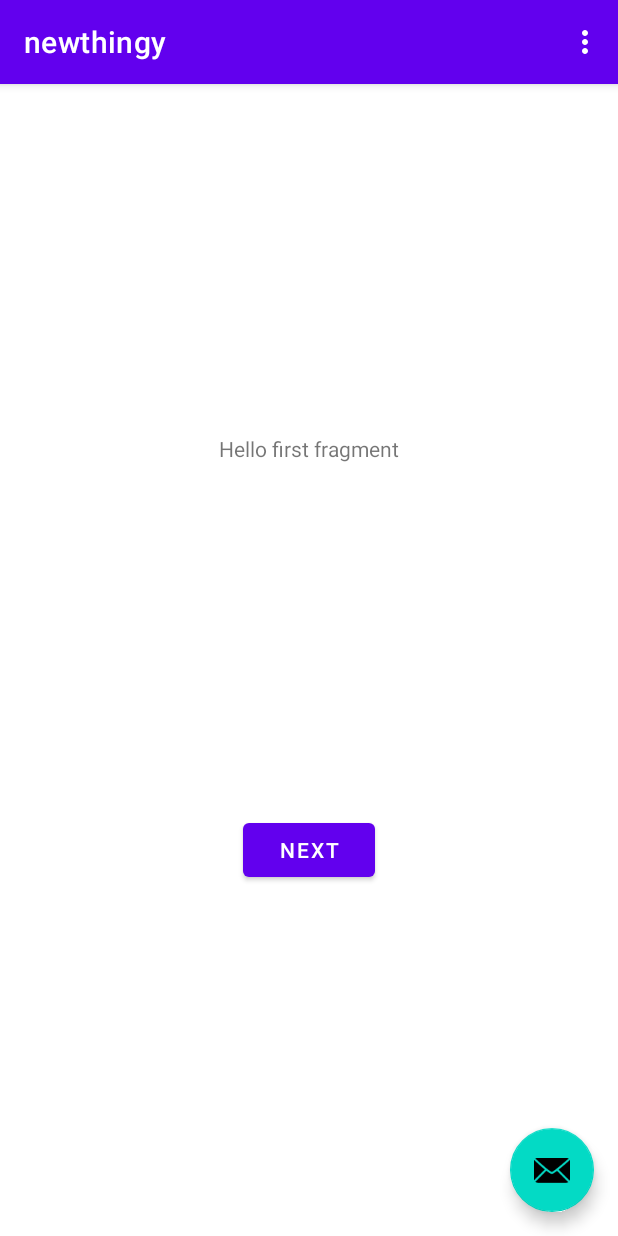
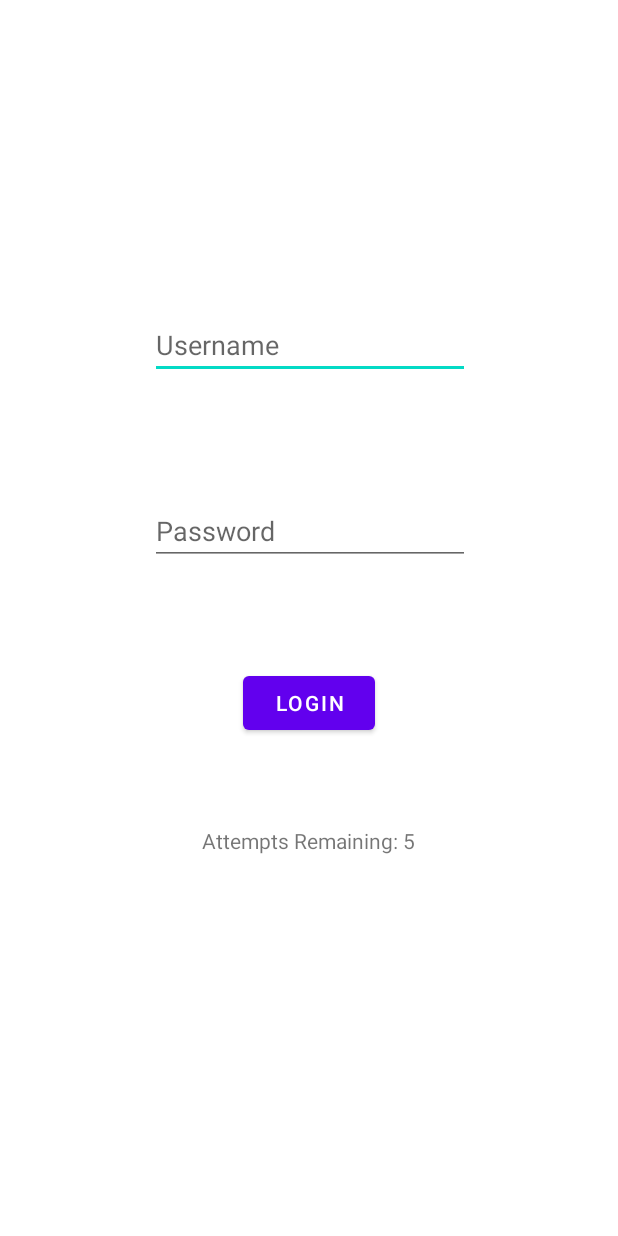
Before and after one commit to xCoderSai/creaticaaaa, an Android app: the screen it shows after launch (MainActivity), on a phone screen of 412 x 824 dp. Run offline under Robolectric (Android 15) with nearby library versions, the phone set to English and light mode, and no system bars.

```diff
--- a/app/src/main/java/com/example/newthingy/MainActivity.java
+++ b/app/src/main/java/com/example/newthingy/MainActivity.java
@@ -1,56 +1,115 @@
 package com.example.newthingy;
 
+import androidx.appcompat.app.AppCompatActivity;
+import android.content.Intent;
 import android.os.Bundle;
+import android.view.View;
+import android.widget.Button;
+import android.widget.EditText;
+import android.widget.TextView;
+import android.widget.Toast;
 
-import com.google.android.material.floatingactionbutton.FloatingActionButton;
-import com.google.android.material.snackbar.Snackbar;
+public class MainActivity extends AppCompatActivity
+{
+    /* Define the UI elements */
+    private EditText eName;
+    private EditText ePassword;
+    private TextView eAttemptsInfo;
+    private Button eLogin;
+    private int counter = 5;
 
-import androidx.appcompat.app.AppCompatActivity;
-import androidx.appcompat.widget.Toolbar;
+    String userName = "";
+    String userPassword = "";
 
-import android.view.View;
+    /* Class to hold credentials */
+    class Credentials
+    {
+        String name = "Admin";
+        String password = "123456";
+    }
 
-import android.view.Menu;
-import android.view.MenuItem;
-
-public class MainActivity extends AppCompatActivity {
+    boolean isValid = false;
 
     @Override
-    protected void onCreate(Bundle savedInstanceState) {
+    protected void onCreate(Bundle savedInstanceState)
+    {
         super.onCreate(savedInstanceState);
         setContentView(R.layout.activity_main);
-        Toolbar toolbar = findViewById(R.id.toolbar);
-        setSupportActionBar(toolbar);
 
-        FloatingActionButton fab = findViewById(R.id.fab);
-        fab.setOnClickListener(new View.OnClickListener() {
+        /* Bind the XML views to Java Code Elements */
+        eName = findViewById(R.id.etName);
+        ePassword = findViewById(R.id.etPassword);
+        eAttemptsInfo = findViewById(R.id.tvAttempts);
+        eLogin = findViewById(R.id.btnLogin);
+
+        /* Describe the logic when the login button is clicked */
+        eLogin.setOnClickListener(new View.OnClickListener()
+        {
             @Override
-            public void onClick(View view) {
-                Snackbar.make(view, "Replace with your own action", Snackbar.LENGTH_LONG)
-                        .setAction("Action", null).show();
+            public void onClick(View view)
+            {
+                /* Obtain user inputs */
+                userName = eName.getText().toString();
+                userPassword = ePassword.getText().toString();
+
+                /* Check if the user inputs are empty */
+                if(userName.isEmpty() || userPassword.isEmpty())
+                {
+                    /* Display a message toast to user to enter the details */
+                    Toast.makeText(MainActivity.this, "Please enter name and password!", Toast.LENGTH_LONG).show();
+
+                }
+                else
+                {
+                    /* Validate the user inputs */
+                    isValid = validate(userName, userPassword);
+
+                    /* Validate the user inputs */
+
+                    /* If not valid */
+                    if (!isValid)
+                    {
+                        /* Decrement the counter */
+                        counter--;
+                        /* Show the attempts remaining */
+                        eAttemptsInfo.setText("Attempts Remaining: " + String.valueOf(counter));
+
+                        /* Disable the login button if there are no attempts left */
+                        if (counter == 0)
+                        {
+                            eLogin.setEnabled(false);
+                            Toast.makeText(MainActivity.this, "You have used all your attempts try again later!", Toast.LENGTH_LONG).show();
+                        }
+                        /* Display error message */
+                        else
+                        {
+                            Toast.makeText(MainActivity.this, "Incorrect credentials, please try again!", Toast.LENGTH_LONG).show();
+                        }
+                    }
+                    /* If valid */
+                    else
+                    {
+                        /* Allow the user in to your app by going into the next activity */
+                        startActivity(new Intent(MainActivity.this, FirstFragment.class));
+                    }
+
+                }
             }
         });
     }
 
-    @Override
-    public boolean onCreateOptionsMenu(Menu menu) {
-        // Inflate the menu; this adds items to the action bar if it is present.
-        getMenuInflater().inflate(R.menu.menu_main, menu);
-        return true;
-    }
+    /* Validate the credentials */
+    private boolean validate(String userName, String userPassword)
+    {
+        /* Get the object of Credentials class */
+        Credentials credentials = new Credentials();
 
-    @Override
-    public boolean onOptionsItemSelected(MenuItem item) {
-        // Handle action bar item clicks here. The action bar will
-        // automatically handle clicks on the Home/Up button, so long
-        // as you specify a parent activity in AndroidManifest.xml.
-        int id = item.getItemId();
-
-        //noinspection SimplifiableIfStatement
-        if (id == R.id.action_settings) {
+        /* Check the credentials */
+        if(userName.equals(credentials.name) && userPassword.equals(credentials.password))
+        {
             return true;
         }
 
-        return super.onOptionsItemSelected(item);
+        return false;
     }
 }
--- a/app/src/main/res/layout/activity_main.xml
+++ b/app/src/main/res/layout/activity_main.xml
@@ -1,33 +1,60 @@
 <?xml version="1.0" encoding="utf-8"?>
-<androidx.coordinatorlayout.widget.CoordinatorLayout xmlns:android="http://schemas.android.com/apk/res/android"
+<androidx.constraintlayout.widget.ConstraintLayout xmlns:android="http://schemas.android.com/apk/res/android"
     xmlns:app="http://schemas.android.com/apk/res-auto"
     xmlns:tools="http://schemas.android.com/tools"
+    android:id="@+id/coordinatorLayout"
     android:layout_width="match_parent"
     android:layout_height="match_parent"
     tools:context=".MainActivity">
 
-    <com.google.android.material.appbar.AppBarLayout
-        android:layout_width="match_parent"
-        android:layout_height="wrap_content"
-        android:theme="@style/Theme.Newthingy.AppBarOverlay">
-
-        <androidx.appcompat.widget.Toolbar
-            android:id="@+id/toolbar"
-            android:layout_width="match_parent"
-            android:layout_height="?attr/actionBarSize"
-            android:background="?attr/colorPrimary"
-            app:popupTheme="@style/Theme.Newthingy.PopupOverlay" />
-
-    </com.google.android.material.appbar.AppBarLayout>
-
-    <include layout="@layout/content_main" />
-
-    <com.google.android.material.floatingactionbutton.FloatingActionButton
-        android:id="@+id/fab"
+    <EditText
+        android:id="@+id/etName"
         android:layout_width="wrap_content"
         android:layout_height="wrap_content"
-        android:layout_gravity="bottom|end"
-        android:layout_margin="@dimen/fab_margin"
-        app:srcCompat="@android:drawable/ic_dialog_email" />
+        android:ems="10"
+        android:hint="Username"
+        android:inputType="textPersonName"
+        app:layout_constraintBottom_toBottomOf="parent"
+        app:layout_constraintEnd_toEndOf="parent"
+        app:layout_constraintHorizontal_bias="0.502"
+        app:layout_constraintStart_toStartOf="parent"
+        app:layout_constraintTop_toTopOf="parent"
+        app:layout_constraintVertical_bias="0.266" />
 
-</androidx.coordinatorlayout.widget.CoordinatorLayout>
+    <EditText
+        android:id="@+id/etPassword"
+        android:layout_width="wrap_content"
+        android:layout_height="wrap_content"
+        android:ems="10"
+        android:hint="Password"
+        android:inputType="textPassword"
+        app:layout_constraintBottom_toBottomOf="parent"
+        app:layout_constraintEnd_toEndOf="parent"
+        app:layout_constraintHorizontal_bias="0.502"
+        app:layout_constraintStart_toStartOf="parent"
+        app:layout_constraintTop_toBottomOf="@+id/etName"
+        app:layout_constraintVertical_bias="0.15" />
+
+    <Button
+        android:id="@+id/btnLogin"
+        android:layout_width="wrap_content"
+        android:layout_height="wrap_content"
+        android:text="Login"
+        app:layout_constraintBottom_toBottomOf="parent"
+        app:layout_constraintEnd_toEndOf="parent"
+        app:layout_constraintStart_toStartOf="parent"
+        app:layout_constraintTop_toBottomOf="@+id/etPassword"
+        app:layout_constraintVertical_bias="0.171" />
+
+    <TextView
+        android:id="@+id/tvAttempts"
+        android:layout_width="wrap_content"
+        android:layout_height="wrap_content"
+        android:text="Attempts Remaining: 5"
+        app:layout_constraintBottom_toBottomOf="parent"
+        app:layout_constraintEnd_toEndOf="parent"
+        app:layout_constraintHorizontal_bias="0.498"
+        app:layout_constraintStart_toStartOf="parent"
+        app:layout_constraintTop_toBottomOf="@+id/btnLogin"
+        app:layout_constraintVertical_bias="0.185" />
+</androidx.constraintlayout.widget.ConstraintLayout>
```
